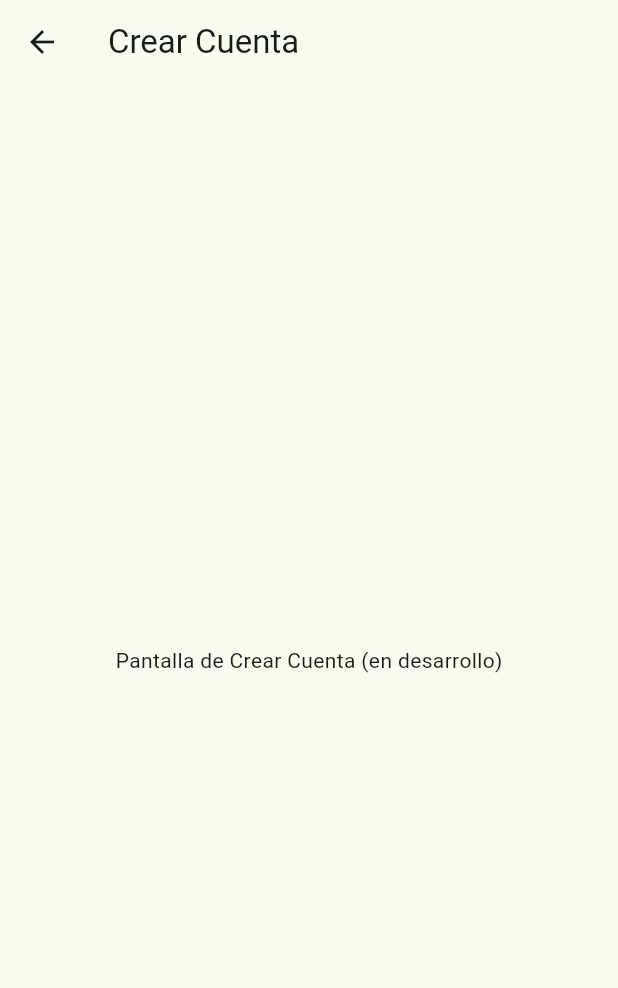
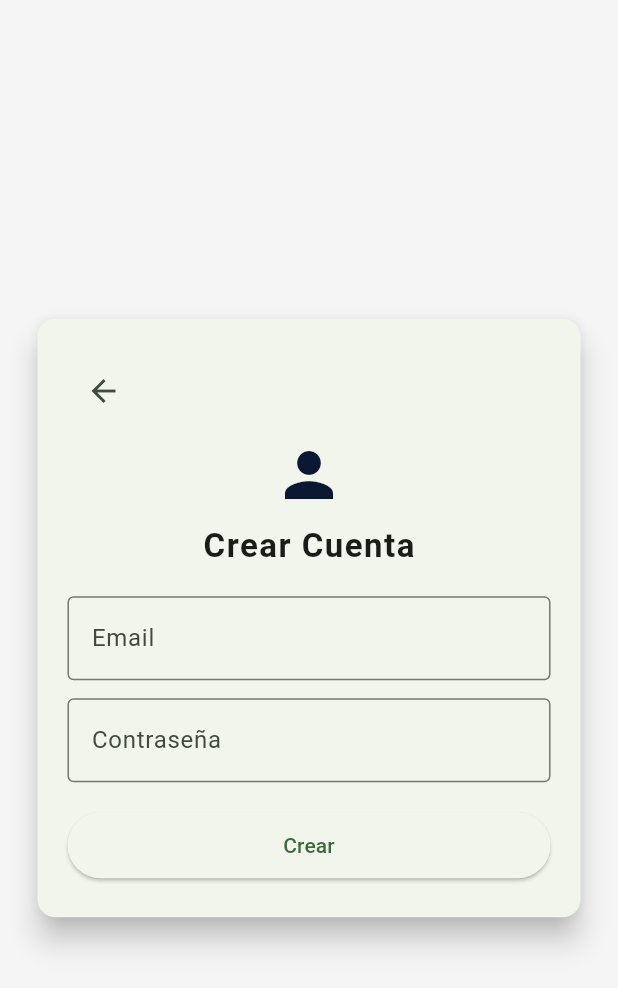
Before and after one commit to GabrielMolinaUsm135/PROYECTO-MOVIL-FRONTEND, a Flutter app: the CrearCuenta screen opened by its route, on a phone screen of 412 x 824 dp. Shown: the top 988 px of the screen. Run offline on Flutter 3.47's test engine with Material 3 defaults, Android fonts, the phone set to English and light mode, and no system bars.

Commit message:
Vista crear cuenta hecha + funcion snackbar
ihatenig

```diff
--- /dev/null
+++ b/flutter_application_1/lib/constants/snackbar.dart
@@ -0,0 +1,11 @@
+//funcion snackbar para añadir el mensaje que se requiera, dentro de la vista colocar la funcion y definir el mensaje a mostrar
+import 'package:flutter/material.dart';
+
+void mostrarSnackbar(BuildContext context, String mensaje) {
+  ScaffoldMessenger.of(context).showSnackBar(
+    SnackBar(
+      content: Text(mensaje),
+      duration: const Duration(seconds: 2),
+    ),
+  );
+}
--- a/flutter_application_1/lib/vistas/Login/CrearCuenta.dart
+++ b/flutter_application_1/lib/vistas/Login/CrearCuenta.dart
@@ -1,16 +1,112 @@
 import 'package:flutter/material.dart';
+import 'package:flutter_application_1/constants/app_colors.dart';
+import 'package:flutter_application_1/constants/snackbar.dart';
 
-class CrearCuenta extends StatelessWidget {
+class CrearCuenta extends StatefulWidget {
   const CrearCuenta({super.key});
+
+  @override
+  State<CrearCuenta> createState() => _CrearCuentaState();
+}
+
+class _CrearCuentaState extends State<CrearCuenta> {
+  final _formKey = GlobalKey<FormState>();
+  final TextEditingController _emailController = TextEditingController();
+  final TextEditingController _passwordController = TextEditingController();
+  String? _error;
+
+  @override
+  void dispose() {
+    _emailController.dispose();
+    _passwordController.dispose();
+    super.dispose();
+  }
 
   @override
   Widget build(BuildContext context) {
     return Scaffold(
-      appBar: AppBar(
-        title: const Text('Crear Cuenta'),
-      ),
-      body: const Center(
-        child: Text('Pantalla de Crear Cuenta (en desarrollo)'),
+      backgroundColor: backgroundColor,
+      body: Center(
+        child: SingleChildScrollView(
+          padding: const EdgeInsets.all(16.0),
+          child: ConstrainedBox(
+            constraints: const BoxConstraints(minWidth: 340, maxWidth: 370),
+            child: Card(
+              elevation: 8,
+              child: Padding(
+                padding: const EdgeInsets.symmetric(horizontal: 20.0, vertical: 24.0),
+                child: Column(
+                  mainAxisSize: MainAxisSize.min,
+                  children: [
+                    Row(
+                      children: [
+                        IconButton(
+                          icon: const Icon(Icons.arrow_back),
+                          onPressed: () => Navigator.pop(context),
+                          padding: EdgeInsets.zero,
+                          constraints: const BoxConstraints(),
+                        ),
+                        const Spacer(),
+                      ],
+                    ),
+                    const SizedBox(height: 8),
+                    Column(
+                      children: const [
+                        Icon(Icons.person, size: 48, color: secondaryColor),
+                        SizedBox(height: 8),
+                        Text('Crear Cuenta', style: TextStyle(fontSize: 22, fontWeight: FontWeight.w700, letterSpacing: 1.0)),
+                      ],
+                    ),
+                    const SizedBox(height: 18),
+                    Form(
+                      key: _formKey,
+                      child: Column(
+                        children: [
+                          TextFormField(
+                            controller: _emailController,
+                            keyboardType: TextInputType.emailAddress,
+                            decoration: const InputDecoration(
+                              labelText: 'Email',
+                              hintText: 'Correo',
+                              border: OutlineInputBorder(),
+                            ),
+                          ),
+                          const SizedBox(height: 12),
+                          TextFormField(
+                            controller: _passwordController,
+                            obscureText: true,
+                            decoration: const InputDecoration(
+                              labelText: 'Contraseña',
+                              hintText: 'Contraseña',
+                              border: OutlineInputBorder(),
+                            ),
+                          ),
+                          const SizedBox(height: 18),
+                          SizedBox(
+                            width: double.infinity,
+                            child: ElevatedButton(
+                              onPressed: () {
+                                String mensaje = 'Cuenta creada con éxito';
+                                mostrarSnackbar(context, mensaje);
+                                Navigator.pushNamed(context, '/');
+                              },
+                              child: const Padding(
+                                padding: EdgeInsets.symmetric(vertical: 12.0),
+                                child: Text('Crear'),
+
+                              ),
+                            ),
+                          ),
+
+                        ],
+                      ),
+                    ),
+                  ],
+                ),
+              ),
+            ),
+          ),
+        ),
       ),
     );
   }
```
